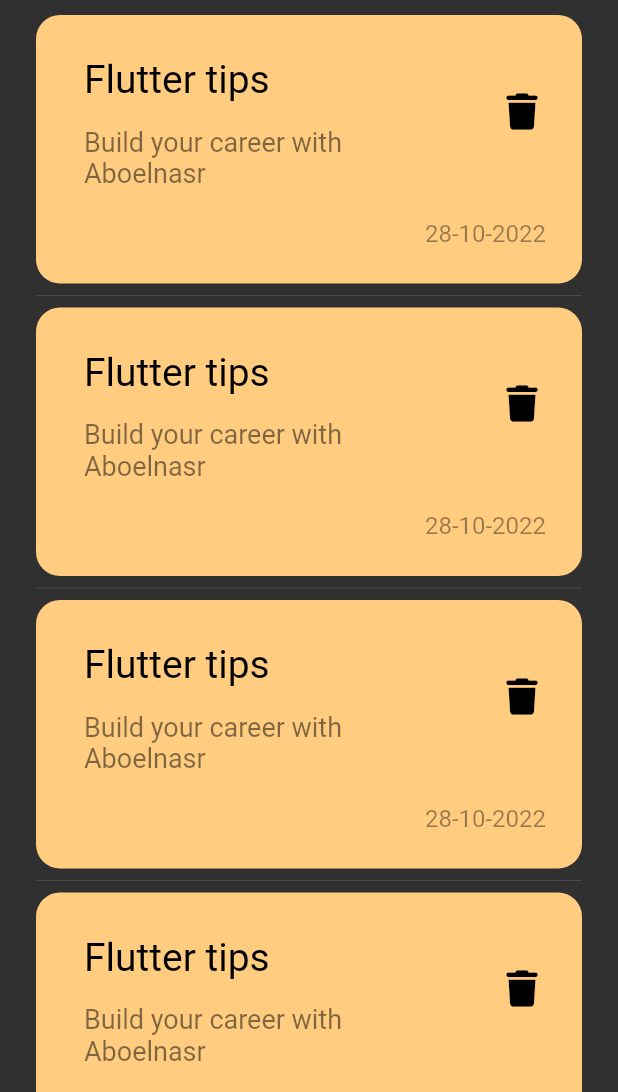
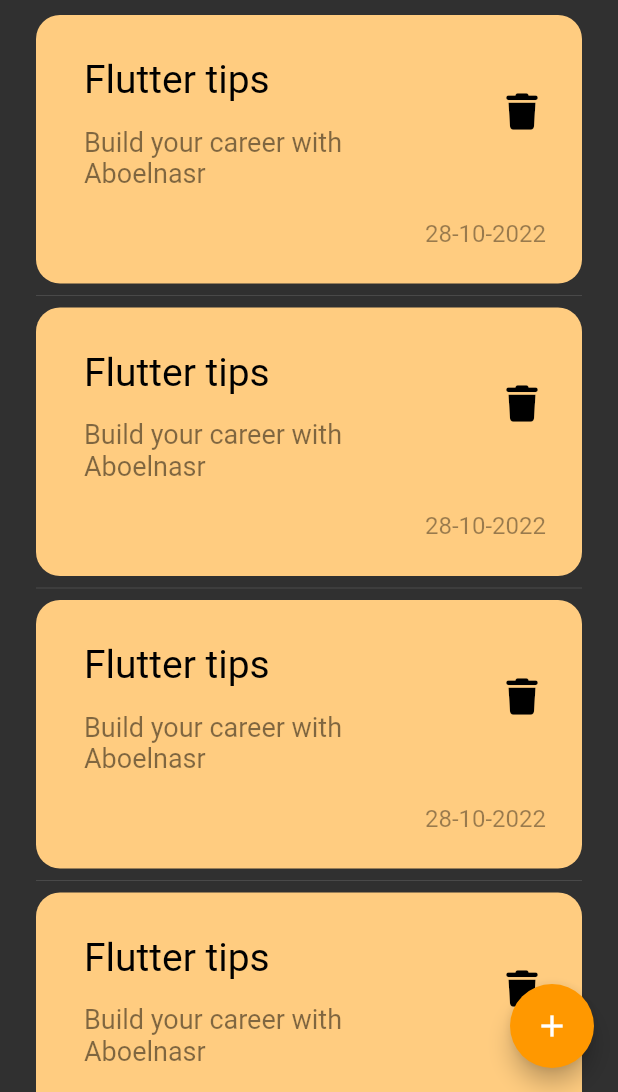
Before and after one commit to aboelnasrmo/noteapp, a Flutter app: the screen it shows after launch, on a phone screen of 412 x 824 dp, the part 144-1236 px from its top. Run offline on Flutter 3.47's test engine with Material 2 defaults, Android fonts, the phone set to English and light mode, and no system bars; our stand-ins replace font_awesome_flutter; Roboto replaces fonts that are missing (Poppins).

Commit message:
adding floating action button

```diff
--- a/lib/views/note_view.dart
+++ b/lib/views/note_view.dart
@@ -6,8 +6,13 @@ class NotesView extends StatelessWidget {
 
   @override
   Widget build(BuildContext context) {
-    return const Scaffold(
-      body: NotesViewBody(),
+    return Scaffold(
+      floatingActionButton: FloatingActionButton(
+        backgroundColor: Colors.orange,
+        onPressed: () {},
+        child: const Icon(Icons.add, color: Colors.white),
+      ),
+      body: const NotesViewBody(),
     );
   }
 }
```
